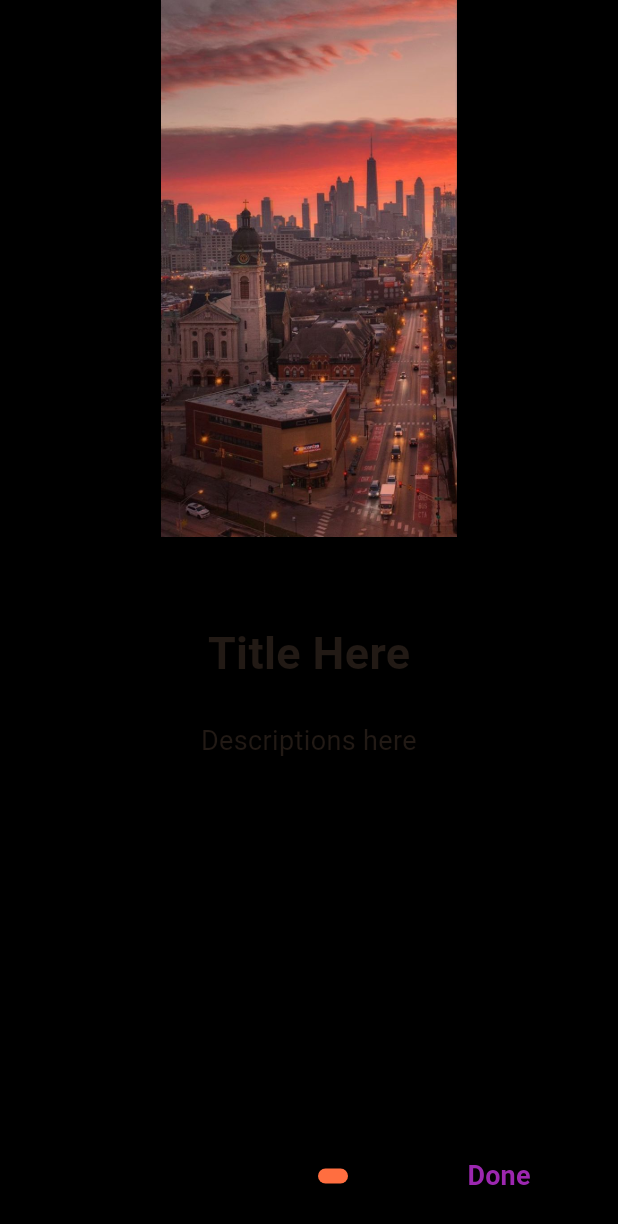
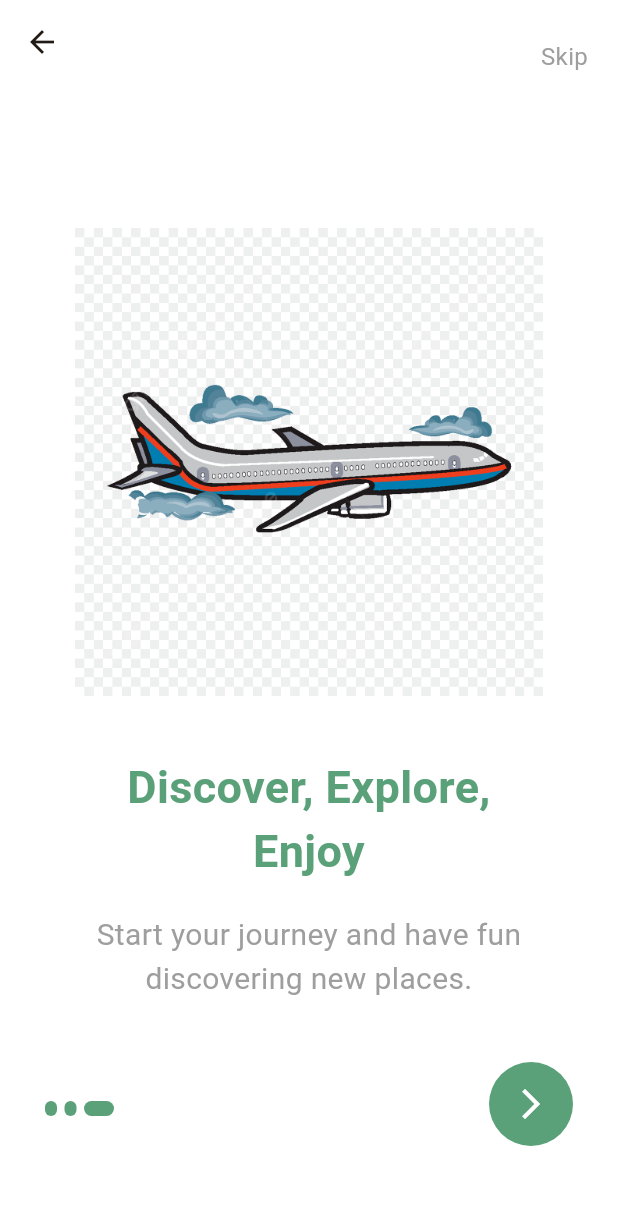
Before and after one commit to dmbatmazz/DiscoverEase, a Flutter app: the OnboardingScreen screen opened directly, swiped to page 3, on a phone screen of 412 x 824 dp. Shown: the top 1224 px of the screen. Run offline on Flutter 3.47's test engine with Material 3 defaults, Android fonts, the phone set to English and light mode, and no system bars; drawn by our look-alikes of introduction_screen; our stand-ins replace curved_labeled_navigation_bar, firebase_auth, firebase_core, geolocator, google_maps_flutter, permission_handler and 1 more; accounts and stored records are empty.

Commit message:
onboarding sayfası düzenlendi

```diff
--- a/discover_ease/lib/screens/onboarding_screen.dart
+++ b/discover_ease/lib/screens/onboarding_screen.dart
@@ -1,56 +1,180 @@
-import 'package:discover_ease/screens/home_screen.dart';
 import 'package:flutter/material.dart';
-import 'package:introduction_screen/introduction_screen.dart';
+import 'package:discover_ease/pages/entry_page.dart';
 
-class OnboardingScreen extends StatelessWidget {
-  const OnboardingScreen({super.key});
+class OnboardingScreen extends StatefulWidget {
+  const OnboardingScreen({Key? key}) : super(key: key);
+
+  @override
+  State<OnboardingScreen> createState() => _OnboardingScreenState();
+}
+
+class _OnboardingScreenState extends State<OnboardingScreen> {
+  final PageController _pageController = PageController(initialPage: 0);
+  int currentIndex = 0;
 
   @override
   Widget build(BuildContext context) {
     return Scaffold(
-      body: IntroductionScreen(
-        globalBackgroundColor: Colors.black,
-        scrollPhysics: const BouncingScrollPhysics(),
-        pages: [
+      backgroundColor: Colors.white,
+      appBar: AppBar(
+        elevation: 0.0,
+        backgroundColor: Colors.white,
+        actions: [
+          Padding(
+            padding: const EdgeInsets.only(right: 20, top: 20),
+            child: InkWell(
+              onTap: () {
+                Navigator.pushReplacement(
+                    context, MaterialPageRoute(builder: (_) => const EntryPage()));
+              },
+              child: const Text(
+                'Skip',
+                style: TextStyle(
+                  color: Colors.grey,
+                  fontSize: 16.0,
+                  fontWeight: FontWeight.w400,
+                ),
+              ),
+            ),
+          )
+        ],
+      ),
+      body: Stack(
+        alignment: Alignment.bottomCenter,
+        children: [
+          PageView(
+            onPageChanged: (int page) {
+              setState(() {
+                currentIndex = page;
+              });
+            },
+            controller: _pageController,
+            children: const [
+              OnboardingPage(
+                image: 'assets/logo.png',
+                title: "DiscoverEase",
+                description: "Use our app to make travel easy and fun.",
+              ),
+              OnboardingPage(
+                image: 'assets/onboarding_1.png',
+                title: "Plan Your Best Trip",
+                description: "Get tips and tools to plan your best trip.",
+              ),
+              OnboardingPage(
+                image: 'assets/onboarding_2.png',
+                title: "Discover, Explore, Enjoy",
+                description: "Start your journey and have fun discovering new places.",
+              ),
+            ],
+          ),
+          Positioned(
+            bottom: 80,
+            left: 30,
+            child: Row(
+              children: _buildIndicator(),
+            ),
+          ),
+          Positioned(
+            bottom: 60,
+            right: 30,
+            child: Container(
+              padding: const EdgeInsets.all(4),
+              decoration: const BoxDecoration(
+                shape: BoxShape.circle,
+                color: Color.fromARGB(255, 90, 161, 121),
+              ),
+              child: IconButton(
+                onPressed: () {
+                  setState(() {
+                    if (currentIndex < 2) {
+                      currentIndex++;
+                      _pageController.nextPage(
+                          duration: const Duration(milliseconds: 300),
+                          curve: Curves.easeIn);
+                    } else {
+                      Navigator.pushReplacement(context,
+                          MaterialPageRoute(builder: (_) => const EntryPage()));
+                    }
+                  });
+                },
+                icon: const Icon(
+                  Icons.arrow_forward_ios,
+                  size: 24,
+                  color: Colors.white,
+                ),
+              ),
+            ),
+          ),
+        ],
+      ),
+    );
+  }
 
-          PageViewModel(
-          titleWidget: const Text("Title Here", style: TextStyle(fontSize: 30, fontWeight: FontWeight.bold),),
-          body: "Descriptions here",
-          image: Image.asset("assets/city/city18.jpg", height: 400, width: 400,),
-        ),
+  Widget _indicator(bool isActive) {
+    return AnimatedContainer(
+      duration: const Duration(milliseconds: 300),
+      height: 10.0,
+      width: isActive ? 20 : 8,
+      margin: const EdgeInsets.only(right: 5.0),
+      decoration: BoxDecoration(
+        color: Color.fromARGB(255, 90, 161, 121),
+        borderRadius: BorderRadius.circular(5),
+      ),
+    );
+  }
 
-        PageViewModel(
-          titleWidget: const Text("Title Here", style: TextStyle(fontSize: 30, fontWeight: FontWeight.bold),),
-          body: "Descriptions here",
-          image: Image.asset("assets/city/city18.jpg", height: 400, width: 400,),
-        ),
+  List<Widget> _buildIndicator() {
+    return List<Widget>.generate(
+      3,
+      (index) => _indicator(currentIndex == index),
+    );
+  }
+}
 
-        PageViewModel(
-          titleWidget: const Text("Title Here", style: TextStyle(fontSize: 30, fontWeight: FontWeight.bold),),
-          body: "Descriptions here",
-          image: Image.asset("assets/city/city18.jpg", height: 400, width: 400,),
-        ),
+class OnboardingPage extends StatelessWidget {
+  final String image;
+  final String title;
+  final String description;
+
+  const OnboardingPage({
+    Key? key,
+    required this.image,
+    required this.title,
+    required this.description,
+  }) : super(key: key);
+
+  @override
+  Widget build(BuildContext context) {
+    return Container(
+      padding: const EdgeInsets.only(left: 50, right: 50, bottom: 80),
+      child: Column(
+        mainAxisAlignment: MainAxisAlignment.center,
+        children: [
+          SizedBox(
+            height: 350,
+            child: Image.asset(image),
+          ),
+          const SizedBox(height: 20),
+          Text(
+            title,
+            textAlign: TextAlign.center,
+            style: const TextStyle(
+              color:  Color.fromARGB(255, 90, 161, 121),
+              fontSize: 30,
+              fontWeight: FontWeight.bold,
+            ),
+          ),
+          const SizedBox(height: 20),
+          Text(
+            description,
+            textAlign: TextAlign.center,
+            style: const TextStyle(
+              fontSize: 20,
+              fontWeight: FontWeight.w400,
+              color: Colors.grey,
+            ),
+          ),
         ],
-        onDone: (){
-          Navigator.push(context,
-                        MaterialPageRoute(
-                          builder: (context)=>const HomePage(),// TODO CHANGE TO SIGNIN SCREEN
-                          )
-                          );
-        },
-        onSkip: (){
-          Navigator.push(context,
-                        MaterialPageRoute(
-                          builder: (context)=>const HomePage(),
-                          )
-                          );
-        },
-        showSkipButton: true,
-        skip: const Text("Skip", style: TextStyle(fontWeight: FontWeight.bold, fontSize: 18, color: Colors.pink),),
-        done: const Text("Done", style: TextStyle(fontWeight: FontWeight.bold, fontSize: 18, color: Colors.purple),),
-        next: const Icon(Icons.arrow_forward_ios_rounded, color: Colors.blueAccent,),
-        dotsDecorator: DotsDecorator(size: const Size.square(10), activeSize: const Size(20, 10), color: Colors.black, activeColor: Colors.deepOrangeAccent, spacing: const EdgeInsets.symmetric(horizontal: 3), activeShape: RoundedRectangleBorder(borderRadius: BorderRadius.circular(25))),
-
       ),
     );
   }
--- a/discover_ease/pubspec.yaml
+++ b/discover_ease/pubspec.yaml
@@ -45,6 +45,9 @@ flutter:
   assets:
     - assets/
     - assets/city/
+    - assets/logo.png
+    - assets/onboarding_1.png
+    - assets/onboarding_2.png
     - assets/city/entry_page.png
     - assets/city/profile.png
     - assets/city/city15.jpg
```
Also changed, not shown: discover_ease/assets/city/profile.png, discover_ease/assets/city/profilee.png (added), discover_ease/assets/logo.png (added), discover_ease/assets/onboarding_1.png (added), discover_ease/assets/onboarding_2.png (added), discover_ease/assets/plane2.png (renamed from discover_ease/assets/plane.png).
